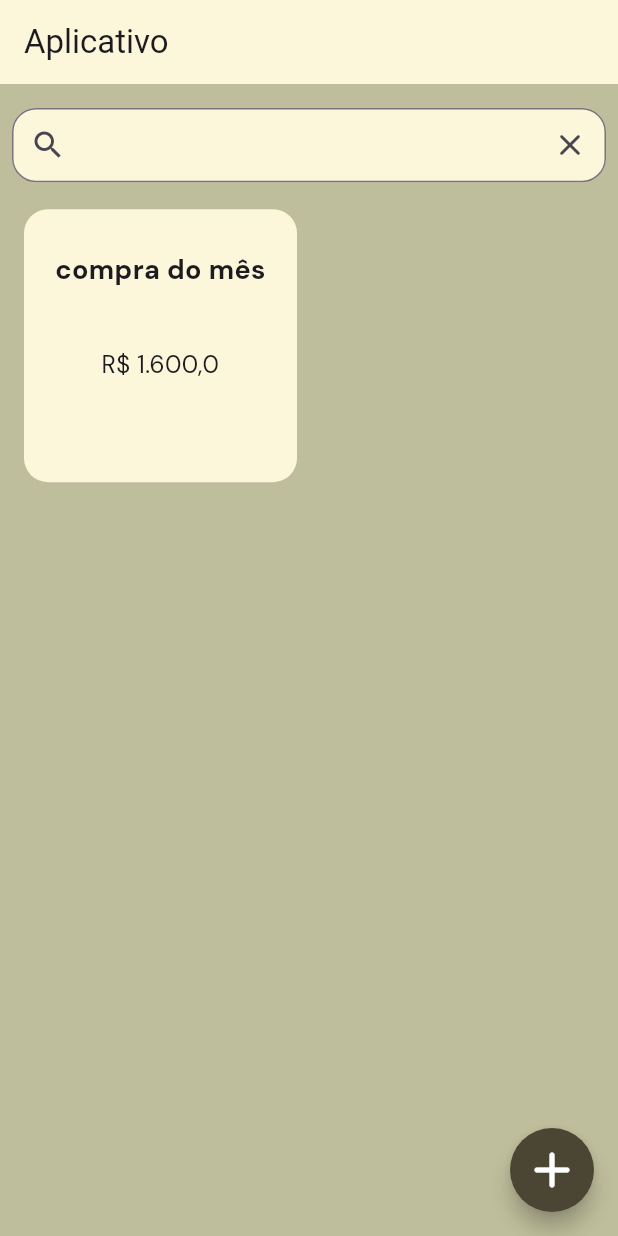
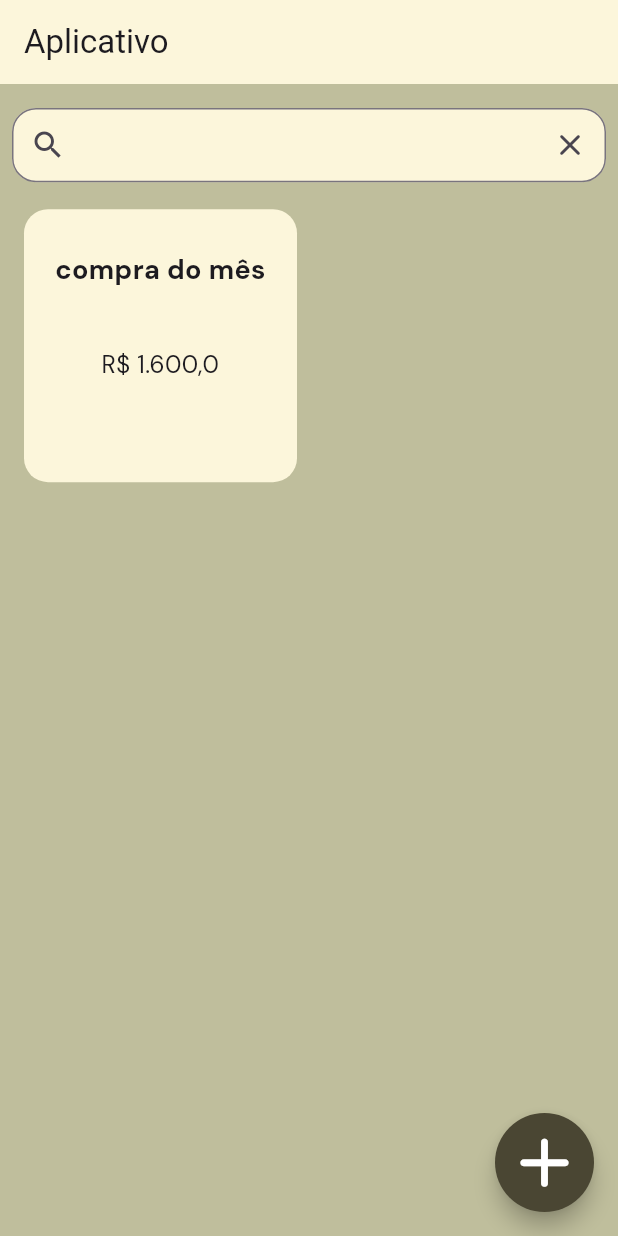
Before and after one commit to Mello8266/carrinho-compra, a Flutter app: the screen it shows after launch, on a phone screen of 412 x 824 dp. Run offline on Flutter 3.47's test engine with Material 3 defaults, Android fonts, the phone set to English and light mode, and no system bars.

Commit message:
design cardview completa

```diff
--- a/carrinho_compra/lib/modal/card_carrinho.dart
+++ b/carrinho_compra/lib/modal/card_carrinho.dart
@@ -1,10 +1,22 @@
-import 'package:carrinho_compra/repositore/item_list.dart';
+import 'package:carrinho_compra/modal/item.dart';
 
 // Objeto da tela inical que carrega a lista
 class CardCarrinho{
   String title;
+  List<Item> itens;
+
+  // Mudar essa variável para metodo
   double total;
-  List<ItemList> itens;
+
+  double tot(){
+    double total1 = 0;
+
+    for (var i in itens){
+      total1 += i.price;
+    }
+
+    return total1;
+  }
 
   CardCarrinho({
     required this.title,
--- a/carrinho_compra/lib/repositore/card_list.dart
+++ b/carrinho_compra/lib/repositore/card_list.dart
@@ -1,13 +1,14 @@
 // Lista de itens da tela inicial
 
 import 'package:carrinho_compra/modal/card_carrinho.dart';
+import 'package:carrinho_compra/modal/item.dart';
 
 class CardList{
   List<CardCarrinho> card = [
     CardCarrinho(
       title: 'compra do mês',
       total: 1600,
-      itens: []
+      itens: <Item>[]
     )
   ];
 
--- a/carrinho_compra/lib/view/initial_screen.dart
+++ b/carrinho_compra/lib/view/initial_screen.dart
@@ -1,7 +1,7 @@
 import 'package:carrinho_compra/modal/card_carrinho.dart';
 import 'package:carrinho_compra/repositore/card_list.dart';
 import 'package:carrinho_compra/view/card_screen.dart';
-import 'package:carrinho_compra/widgets/floating_button.dart';
+import 'package:carrinho_compra/widgets/initial/floating_button.dart';
 import 'package:carrinho_compra/widgets/initial/card_initial.dart';
 import 'package:carrinho_compra/widgets/search_bar.dart';
 import 'package:carrinho_compra/widgets/style.dart';
@@ -35,9 +35,9 @@ class _InitialScreenState extends State<InitialScreen> {
         backgroundColor: color["backgroundCard"],
       ),
 
-      floatingActionButton: FloatingButton(
+      floatingActionButton: FloatingButtonInitial(
         callView: () => Navigator.push(context,
-          MaterialPageRoute(builder: (_) => const CardScreen())
+          MaterialPageRoute(builder: (_) => CardScreen())
         )
       ),
       body: Padding(
--- a/carrinho_compra/lib/widgets/floating_button.dart
+++ /dev/null
@@ -1,24 +0,0 @@
-// ignore_for_file: must_be_immutable
-
-import 'package:carrinho_compra/widgets/style.dart';
-import 'package:flutter/material.dart';
-
-class FloatingButton extends StatelessWidget{
-  late VoidCallback callView;
-
-  FloatingButton({
-    super.key,
-    required this.callView,
-  });
-
-  @override
-  Widget build(BuildContext context) {
-    return FloatingActionButton(
-      onPressed:() => callView(),
-      shape: const CircleBorder(),
-      backgroundColor: color["marromEscuro"],
-      child: const Icon(Icons.add_rounded, size: 40, color: Colors.white,),
-    );
-  }
-
-}
--- /dev/null
+++ b/carrinho_compra/lib/widgets/initial/floating_button.dart
@@ -0,0 +1,28 @@
+// ignore_for_file: must_be_immutable
+
+import 'package:carrinho_compra/widgets/style.dart';
+import 'package:flutter/material.dart';
+
+class FloatingButtonInitial extends StatelessWidget{
+  late VoidCallback callView;
+
+  FloatingButtonInitial({
+    super.key,
+    required this.callView,
+  });
+
+  @override
+  Widget build(BuildContext context) {
+    return SizedBox(
+      height: 66,
+      width: 66,
+      child: FloatingActionButton(
+        onPressed:() => callView(),
+        shape: const CircleBorder(),
+        backgroundColor: color["marromEscuro"],
+        child: const Icon(Icons.add_rounded, size: 55, color: Colors.white,),
+      ),
+    );
+  }
+
+}
--- a/carrinho_compra/lib/widgets/search_bar.dart
+++ b/carrinho_compra/lib/widgets/search_bar.dart
@@ -16,6 +16,7 @@ class SearchBars extends StatelessWidget{
         borderRadius: BorderRadius.circular(16)
       ),
       child: TextFormField(
+        expands: false,
         decoration: InputDecoration(
           // Icons
           prefixIcon: const Icon(Icons.search),
```
Also changed, not shown: carrinho_compra/lib/controller/card_screen_control.dart (added, +18 -0 lines), carrinho_compra/lib/repositore/item_list.dart (+8 -2 lines), carrinho_compra/lib/view/card_screen.dart (+49 -1 lines), carrinho_compra/lib/widgets/card/card_item.dart (added, +47 -0 lines), carrinho_compra/lib/widgets/card/price_widget.dart (added, +28 -0 lines), carrinho_compra/lib/widgets/style.dart (+36 -0 lines).
